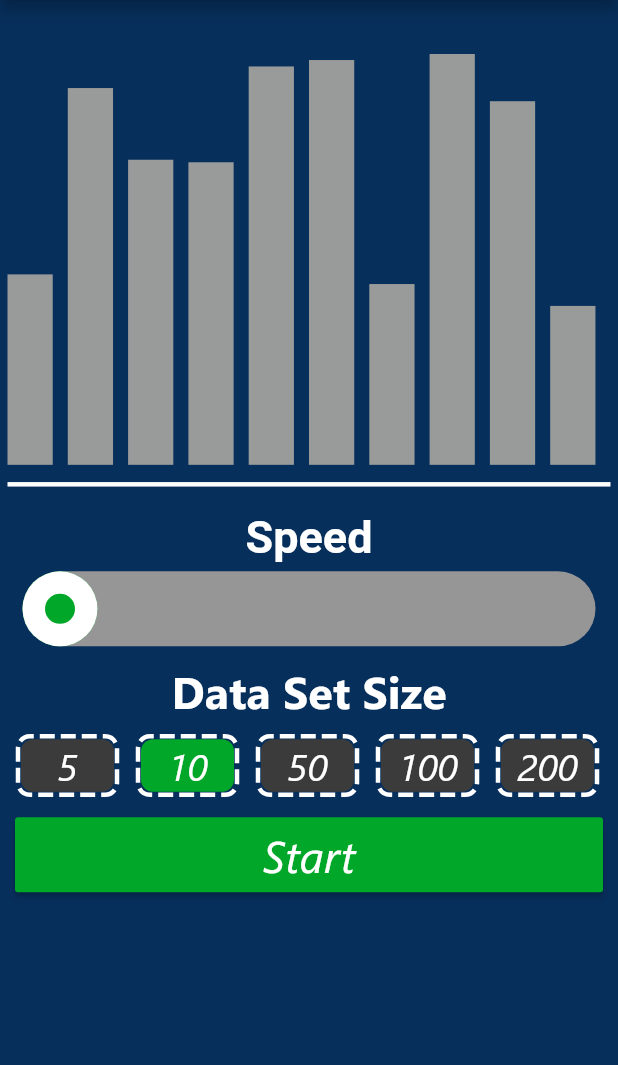
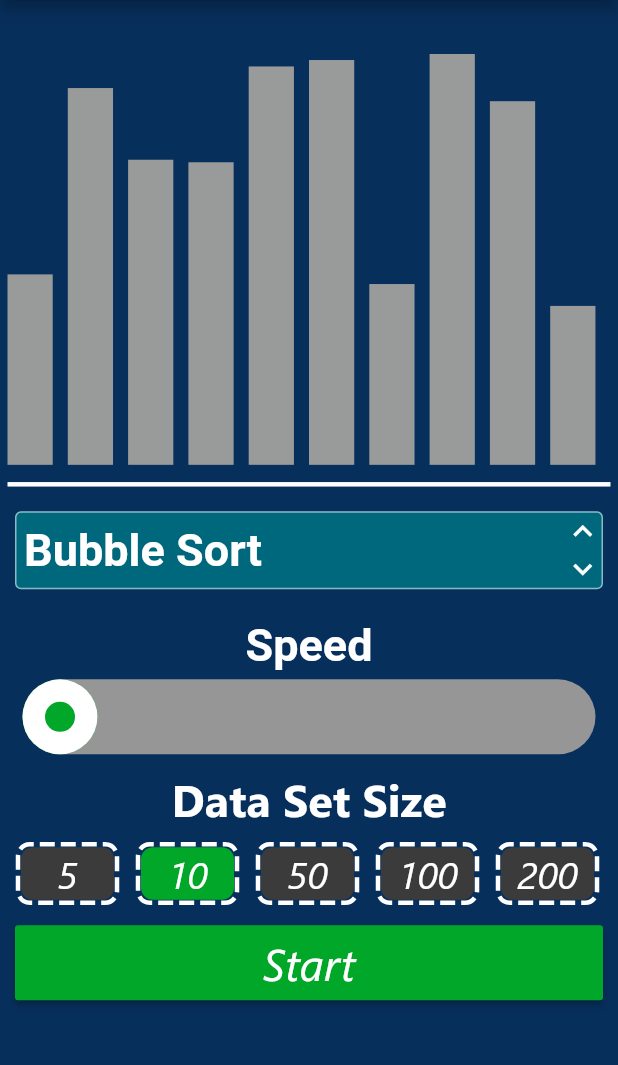
Before and after one commit to zetHannes/flutter-sorting-visualizer, a Flutter app: the screen it shows after launch, on a phone screen of 412 x 824 dp, the part 84-1149 px from its top. Run offline on Flutter 3.47's test engine with Material 2 defaults, Android fonts, the phone set to English and light mode, and no system bars; drawn by our look-alikes of dotted_border; Roboto replaces fonts that are missing (Segoe UI).

Commit message:
Add ScrollSelctor Widget

```diff
--- a/vizor/lib/main.dart
+++ b/vizor/lib/main.dart
@@ -50,6 +50,9 @@ class _SortingPageState extends State<SortingPage> {
     _dataWidgetKey.currentState.changeSpeed(percentage);
   }
 
+  void setSortingAlgorithm(String which) {
+
+  }
 
   GlobalKey<OptionsWidgetState> _optionsWidgetKey = GlobalKey();
   GlobalKey<DataWidgetState> _dataWidgetKey = GlobalKey();
@@ -68,7 +71,7 @@ class _SortingPageState extends State<SortingPage> {
           color:Color.fromARGB(255,7,47,92),
           child:Column(children: [
           DataWidget(key: _dataWidgetKey, onFinish: finish,),
-          OptionsWidget(key: _optionsWidgetKey, onSelectionChanged: changeSelection, onSliderChanged: changeSpeed,),
+          OptionsWidget(key: _optionsWidgetKey, onSelectionChanged: changeSelection, onSliderChanged: changeSpeed, onSortingAlgoChanged: setSortingAlgorithm,),
           ( !finished ) ?
             Padding(
               padding: EdgeInsets.all(10.0),
--- a/vizor/lib/optionsWidget.dart
+++ b/vizor/lib/optionsWidget.dart
@@ -3,6 +3,7 @@ import 'dart:io';
 import 'dart:math';
 
 import 'package:flutter/material.dart';
+import 'package:vizor/scrollSelector.dart';
 import 'package:vizor/sliderWidget.dart';
 
 import 'arraySizeWidget.dart';
@@ -15,7 +16,9 @@ class OptionsWidget extends StatefulWidget {
 
   final ValueChanged<double> onSliderChanged;
   final ValueChanged<int> onSelectionChanged;
-  OptionsWidget({Key key, @required this.onSelectionChanged, @required this.onSliderChanged}) : super(key: key);
+  final ValueChanged<String> onSortingAlgoChanged;
+
+  OptionsWidget({Key key, @required this.onSelectionChanged, @required this.onSliderChanged, @required this.onSortingAlgoChanged}) : super(key: key);
 
   @override
   OptionsWidgetState createState() => OptionsWidgetState();
@@ -56,11 +59,16 @@ class OptionsWidgetState extends State<OptionsWidget> {
     });
   }
 
+  void scrollSelectorChanged(String value) {
+    widget.onSortingAlgoChanged(value);
+  }
+
   @override
   Widget build(BuildContext context) {
     return IgnorePointer(
       ignoring: disabled,
       child: Column(children: [
+        ScrollSelector(onValueChanged: scrollSelectorChanged,),
         Padding(
           padding: EdgeInsets.only(top:10, bottom:5),
           child: Text("Speed", style: TextStyle(color: Colors.white, fontFamily: "Segoe UI", fontWeight: FontWeight.bold, fontSize:30)),
--- /dev/null
+++ b/vizor/lib/scrollSelector.dart
@@ -0,0 +1,119 @@
+
+import 'dart:io';
+import 'dart:math' as math;
+
+import 'package:flutter/material.dart';
+class ScrollSelector extends StatefulWidget {
+  final ValueChanged<String> onValueChanged;
+  ScrollSelector({Key key, @required this.onValueChanged}) : super(key: key);
+
+  @override
+  ScrollSelectorState createState() => ScrollSelectorState();
+}
+
+class ScrollSelectorState extends State<ScrollSelector> with TickerProviderStateMixin {
+
+  List<String> items = ["Bubble Sort", "Quick Sort", "Heap Sort", "Merge Sort", "Insertion Sort"];
+  bool active = false;
+  ScrollController _controller;
+  final dataKey = new GlobalKey();
+  double elementHeight = 45;
+  int _currentIndex = 0;
+  ScrollSelectorState() {
+  }
+
+
+ @override
+ initState() {
+   _controller = ScrollController();
+   super.initState();
+ }
+
+  Widget getScrollSelectorButton(String label) {
+    return Container(
+      height: 45,
+      child: Padding(
+          padding: EdgeInsets.symmetric(horizontal:5),
+          child: Align(
+          alignment: Alignment.centerLeft,
+          child: Text(label, style: TextStyle(color: Colors.white, fontFamily: "Segoe UI", fontWeight: FontWeight.bold, fontSize:30)),
+        )
+      )
+    );
+  }
+  @override
+   build(BuildContext context) {
+    return Padding(
+      padding: EdgeInsets.all(10),
+      child: Container(
+        decoration: BoxDecoration(
+          border: Border.all(color: Colors.white54, width: 1.0),
+          borderRadius: BorderRadius.circular(4.0),
+          color: Color.fromARGB(255,0,104,124),
+        ),
+        child: Column(
+          children: [
+            Row(
+              mainAxisAlignment: MainAxisAlignment.spaceBetween,
+              children: [
+                Container(
+                  width: MediaQuery.of(context).size.width-20-30,
+                  height: elementHeight,
+                  child: NotificationListener(
+                    onNotification: (t) {
+                      if (t is ScrollEndNotification) {
+                        int index = (_controller.position.pixels/elementHeight).round();
+
+                        // TODO: sometimes the _controller won't animate to the designated position
+
+                        WidgetsBinding.instance.addPostFrameCallback((_) {
+                          double _position =  index*elementHeight;
+                          _controller.animateTo(
+                            _position,
+                            duration: Duration(milliseconds: 200),
+                            curve: Curves.ease);
+                        });
+                        _currentIndex = index;
+                        widget.onValueChanged(items[_currentIndex]);
+                      }
+                    },
+                    child: SingleChildScrollView(
+                      scrollDirection: Axis.vertical,
+                      controller: _controller,
+                      child: Column(
+                        children: [
+                          getScrollSelectorButton(items[0]),
+                          getScrollSelectorButton(items[1]),
+                          getScrollSelectorButton(items[2]),
+                          getScrollSelectorButton(items[3]),
+                          getScrollSelectorButton(items[4]),
+                        ]
+                      )
+                    )
+                  )
+                ),
+                Align(
+                  alignment: Alignment.centerRight,
+                  child: Column(
+                    children: [
+                      Icon(
+                        Icons.keyboard_arrow_up,
+                        color: Colors.white,
+                        size:25
+                      ),
+                      Icon(
+                        Icons.keyboard_arrow_down,
+                        color: Colors.white,
+                        size:25
+                      ),
+                    ]
+                  )
+                )
+              ],
+            )
+          ],
+        )
+      )
+    );
+  }
+}
```
